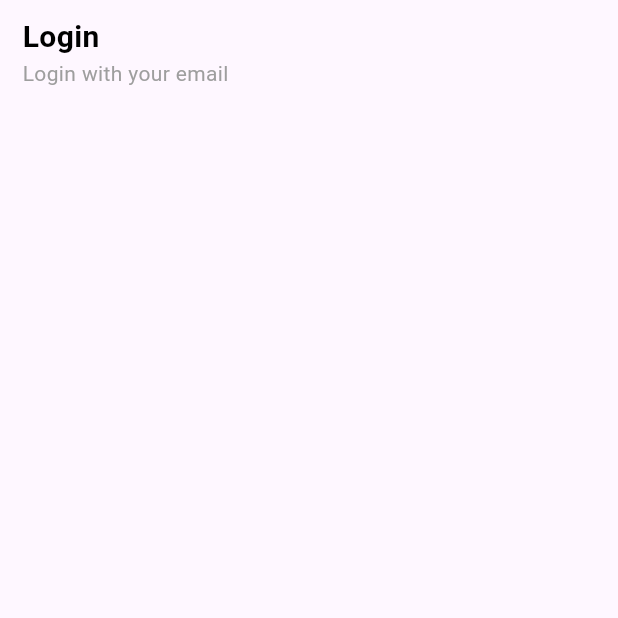
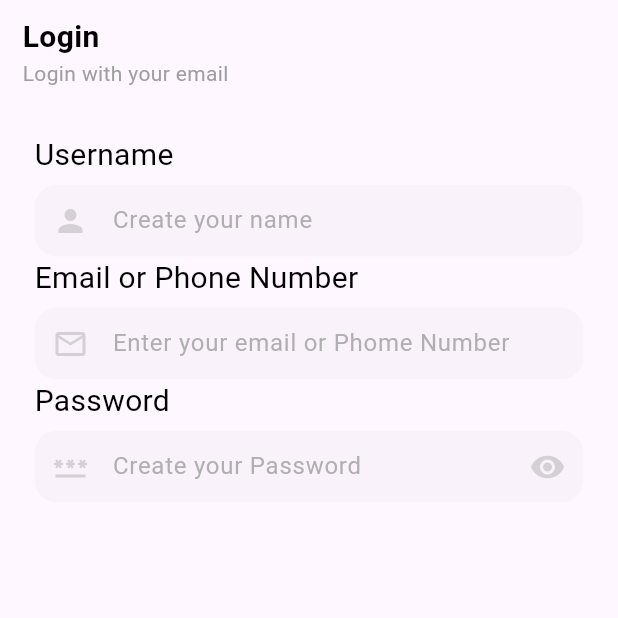
Before and after one commit to ibrahimalnagar45/Kutuku, a Flutter app: the Registerview screen opened by its route, after a tap on "Create Your Account", after a tap on "LogIn", on a phone screen of 412 x 824 dp, the top half of it. Run offline on Flutter 3.47's test engine with Material 3 defaults, Android fonts, the phone set to English and light mode, and no system bars; our stand-ins replace flutter_svg, go_router.

Commit message:
refactore custom button and added inputsection to login view body

```diff
--- a/lib/core/utils/widgets/custom_button.dart
+++ b/lib/core/utils/widgets/custom_button.dart
@@ -1,6 +1,7 @@
 import 'package:flutter/material.dart';
 import 'package:kutuku/constants.dart';
 import 'package:kutuku/core/utils/styles.dart';
+import 'icon_text_button.dart';
 
 class CustomButton extends StatelessWidget {
   const CustomButton({
@@ -27,32 +28,7 @@ class CustomButton extends StatelessWidget {
           color: colored ? kPrimaryColor : Colors.white,
         ),
         child: prefixIcon != null
-            ? Container(
-                decoration: BoxDecoration(
-                  borderRadius: BorderRadius.circular(30),
-                  color: colored ? kPrimaryColor : Colors.grey.withOpacity(.25),
-                ),
-                child: Row(
-                  mainAxisAlignment: MainAxisAlignment.center,
-                  children: [
-                    Image.asset(
-                      prefixIcon!,
-                      scale: 7,
-                    ),
-                    IconButton(
-                      onPressed: onPressed,
-                      icon: Center(
-                        child: Text(
-                          text,
-                          style: colored
-                              ? Styles.titleStyle.copyWith(color: Colors.white)
-                              : Styles.titleStyle,
-                        ),
-                      ),
-                    ),
-                  ],
-                ),
-              )
+            ? IconTextButton(colored: colored, prefixIcon: prefixIcon, onPressed: onPressed, text: text)
             : IconButton(
                 onPressed: onPressed,
                 icon: Container(
--- /dev/null
+++ b/lib/core/utils/widgets/icon_text_button.dart
@@ -0,0 +1,50 @@
+
+import 'package:flutter/material.dart';
+
+import '../../../constants.dart';
+import '../styles.dart';
+
+class IconTextButton extends StatelessWidget {
+  const IconTextButton({
+    super.key,
+    required this.colored,
+    required this.prefixIcon,
+    required this.onPressed,
+    required this.text,
+  });
+
+  final bool colored;
+  final String? prefixIcon;
+  final void Function()? onPressed;
+  final String text;
+
+  @override
+  Widget build(BuildContext context) {
+    return Container(
+        decoration: BoxDecoration(
+          borderRadius: BorderRadius.circular(30),
+          color: colored ? kPrimaryColor : Colors.grey.withOpacity(.25),
+        ),
+        child: Row(
+          mainAxisAlignment: MainAxisAlignment.center,
+          children: [
+            Image.asset(
+              prefixIcon!,
+              scale: 7,
+            ),
+            IconButton(
+              onPressed: onPressed,
+              icon: Center(
+                child: Text(
+                  text,
+                  style: colored
+                      ? Styles.titleStyle.copyWith(color: Colors.white)
+                      : Styles.titleStyle,
+                ),
+              ),
+            ),
+          ],
+        ),
+      );
+  }
+}
--- a/lib/features/auth/presentation/views/widgets/custom_text_form_field.dart
+++ b/lib/features/auth/presentation/views/widgets/custom_text_form_field.dart
@@ -35,7 +35,6 @@ class _CustomFormTextFiledState extends State<CustomFormTextFiled> {
     showPassword = widget.isObsucure;
     super.initState();
   }
-
   @override
   void dispose() {
     _focusNode.removeListener(_handleFocusChange);
@@ -43,7 +42,6 @@ class _CustomFormTextFiledState extends State<CustomFormTextFiled> {
 
     super.dispose();
   }
-
   void _handleFocusChange() {
     setState(() {
       isFocused = _focusNode.hasFocus;
@@ -70,7 +68,7 @@ class _CustomFormTextFiledState extends State<CustomFormTextFiled> {
           prefixIcon: widget.prefixIcon,
           prefixIconColor:
               isFocused ? kPrimaryColor : Colors.grey.withOpacity(.4),
-          suffixIcon: widget.withSuffixIcon == true
+          suffixIcon: widget.withSuffixIcon
               ? IconButton(
                   onPressed: () async {
                     setState(() {
--- a/lib/features/auth/presentation/views/widgets/input_section.dart
+++ b/lib/features/auth/presentation/views/widgets/input_section.dart
@@ -32,6 +32,9 @@ class InputSection extends StatelessWidget {
               fontWeight: FontWeight.w400,
             ),
           ),
+          const SizedBox(
+            height: 5,
+          ),
           CustomFormTextFiled(
             isObsucure: isObscure,
             hintText: hintText,
--- a/lib/features/auth/presentation/views/widgets/login_view_body.dart
+++ b/lib/features/auth/presentation/views/widgets/login_view_body.dart
@@ -1,5 +1,5 @@
-import 'package:flutter/foundation.dart';
 import 'package:flutter/material.dart';
+import 'package:kutuku/features/auth/presentation/views/widgets/input_sections.dart';
 
 import 'view_title.dart';
 
@@ -14,6 +14,10 @@ class LoginViewBody extends StatelessWidget {
           title: 'Login',
           subTitle: 'Login with your email',
         ),
+          SizedBox(
+            height: 30,
+          ),
+        InputSections(),
       ],
     );
   }
--- a/lib/features/auth/presentation/views/widgets/register_view_body.dart
+++ b/lib/features/auth/presentation/views/widgets/register_view_body.dart
@@ -1,16 +1,11 @@
-import 'package:awesome_icons/awesome_icons.dart';
 import 'package:flutter/cupertino.dart';
 import 'package:flutter/material.dart';
 import 'package:flutter/widgets.dart';
-import 'package:flutter_svg/flutter_svg.dart';
 import 'package:go_router/go_router.dart';
 import 'package:kutuku/core/utils/routes.dart';
 import 'package:kutuku/core/utils/styles.dart';
 import 'package:kutuku/core/utils/widgets/custom_button.dart';
 import 'package:kutuku/features/auth/presentation/views/widgets/addtional_auth_function.dart';
-import 'package:kutuku/features/auth/presentation/views/widgets/custom_text_form_field.dart';
-import 'package:kutuku/features/auth/presentation/views/widgets/input_section.dart';
-
 import 'input_sections.dart';
 import 'view_title.dart';
 
@@ -38,11 +33,8 @@ class _RegisterViewBodyState extends State<RegisterViewBody> {
             height: 30,
           ),
           const InputSections(),
-          const SizedBox(
-            height: 30,
-          ),
           SizedBox(
-            height: MediaQuery.of(context).size.height * .07,
+            height: MediaQuery.of(context).size.height * .08,
           ),
           CustomButton(
             text: 'Create Your Account',
@@ -79,7 +71,7 @@ class _RegisterViewBodyState extends State<RegisterViewBody> {
           const Expanded(
             child: Center(
               child: Text(
-                'Already Have An Email !',
+                'Already have an email !',
                 style: Styles.desStyle,
               ),
             ),
```
